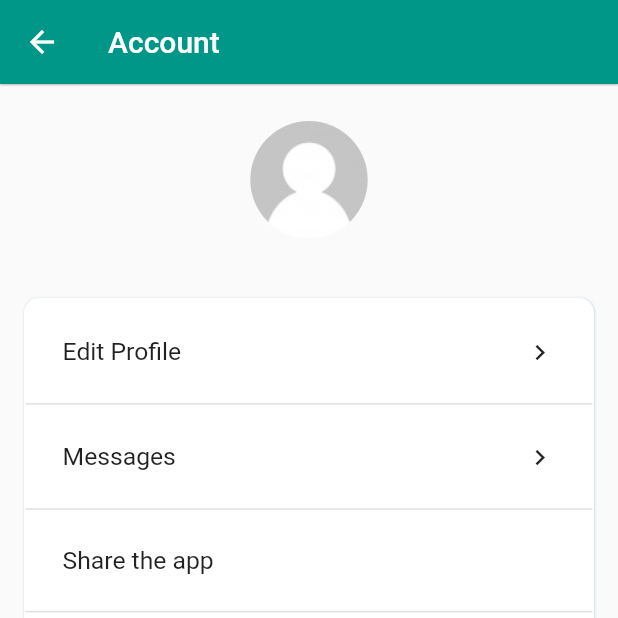
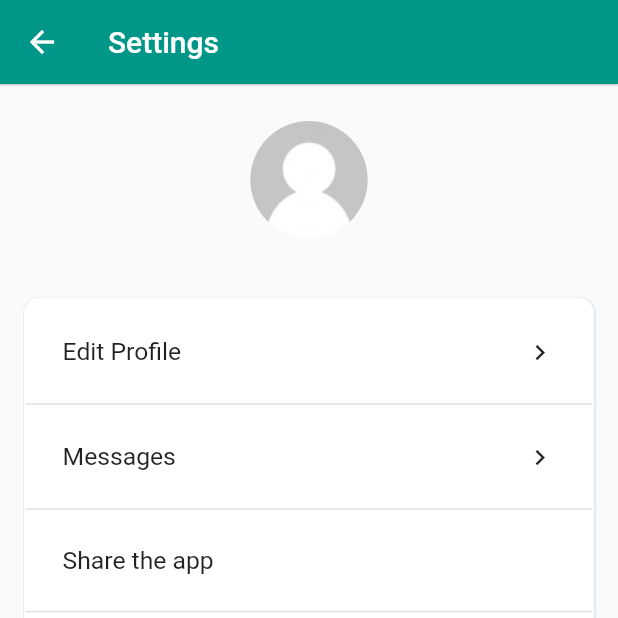
Before and after one commit to soutruoshim/quran-khmer-online-v4, a Flutter app: the SettingPage screen opened directly, on a phone screen of 412 x 824 dp, the top half of it. Run offline on Flutter 3.47's test engine with Material 2 defaults, Android fonts, the phone set to English and light mode, and no system bars; our stand-ins replace cached_network_image, cloud_firestore, firebase_auth, firebase_core, firebase_storage, flutter_keyboard_visibility and 4 more; missing offline and left inert: flutter_share, jitsi_meet; accounts and stored records are empty; statements that could not run were skipped.

Commit message:
update setting

```diff
--- a/lib/app/home/tab_item.dart
+++ b/lib/app/home/tab_item.dart
@@ -11,6 +11,6 @@ class TabItemData {
     TabItem.streams: TabItemData(title: 'Stream', icon: Icons.videocam),
     TabItem.schedules: TabItemData(title: 'Schedule', icon: Icons.timelapse),
     TabItem.quran: TabItemData(title: 'Quran', icon: Icons.auto_stories_rounded),
-    TabItem.account: TabItemData(title: 'Setting', icon: Icons.settings),
+    TabItem.account: TabItemData(title: 'Settings', icon: Icons.settings),
   };
 }
--- a/lib/app/setting_page/setting_page.dart
+++ b/lib/app/setting_page/setting_page.dart
@@ -144,7 +144,7 @@ class _SettingPageState extends State<SettingPage> with SingleTickerProviderStat
   Widget build(BuildContext context) {
     return Scaffold(
         appBar: AppBar(
-          title: Text("Account"),
+          title: Text("Settings"),
           elevation: 0.5,
         ),
         body: _body(context),
```
